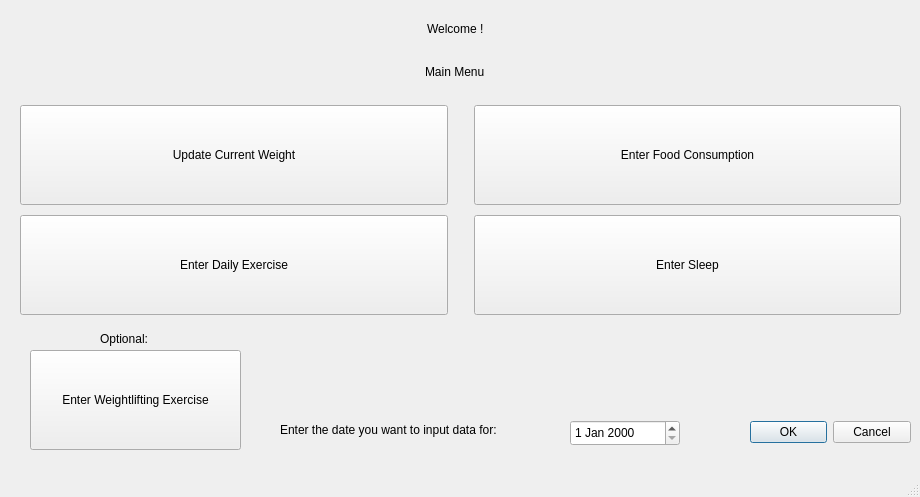
This is mainmenu.ui in kevinlucas23/getFit as Qt 5 draws it before an edit. The edited form follows.
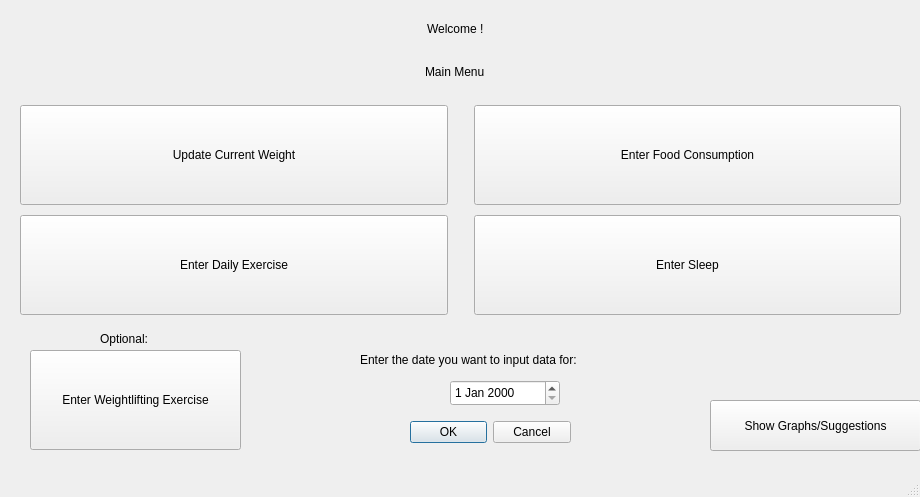
This is the edited form.

Commit message: graphs are working except one

```diff
--- a/mainmenu.ui
+++ b/mainmenu.ui
@@ -221,7 +221,7 @@
    <widget class="QDialogButtonBox" name="buttonBox">
     <property name="geometry">
      <rect>
-      <x>750</x>
+      <x>410</x>
       <y>420</y>
       <width>161</width>
       <height>25</height>
@@ -234,8 +234,8 @@
    <widget class="QDateEdit" name="dateEdit">
     <property name="geometry">
      <rect>
-      <x>570</x>
-      <y>420</y>
+      <x>450</x>
+      <y>380</y>
       <width>110</width>
       <height>26</height>
      </rect>
@@ -244,8 +244,8 @@
    <widget class="QLabel" name="label_2">
     <property name="geometry">
      <rect>
-      <x>280</x>
-      <y>420</y>
+      <x>360</x>
+      <y>350</y>
       <width>291</width>
       <height>20</height>
      </rect>
@@ -286,6 +286,19 @@
      <string>Optional:</string>
     </property>
    </widget>
+   <widget class="QPushButton" name="pushButton">
+    <property name="geometry">
+     <rect>
+      <x>710</x>
+      <y>400</y>
+      <width>211</width>
+      <height>51</height>
+     </rect>
+    </property>
+    <property name="text">
+     <string>Show Graphs/Suggestions</string>
+    </property>
+   </widget>
   </widget>
   <widget class="QMenuBar" name="menubar">
    <property name="geometry">
```
Left out of the diff: 21 changed lines with no effect on the pictures. The commit also changes 3 other files.
